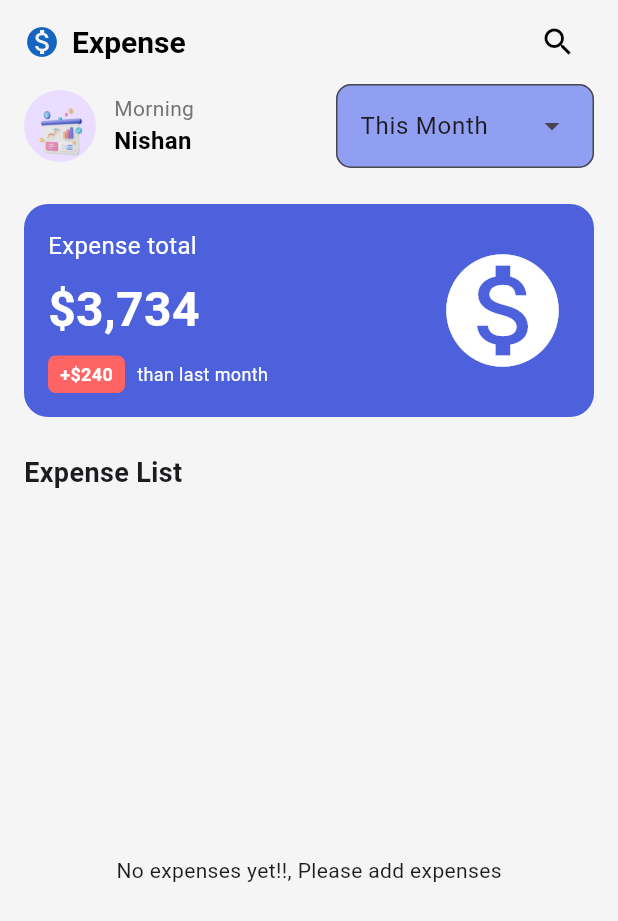
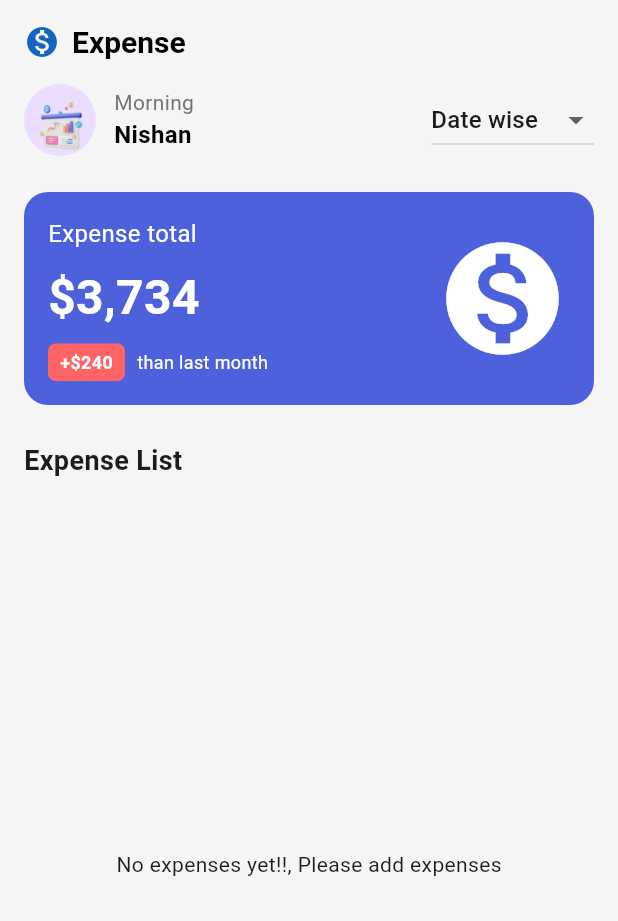
Before and after one commit to Nishan202/expense_tracker_2, a Flutter app: the HomeScreen screen opened by its route, on a phone screen of 412 x 824 dp. Shown: the top 921 px of the screen. Run offline on Flutter 3.47's test engine with Material 3 defaults, Android fonts, the phone set to English and light mode, and no system bars; our stand-ins replace flutter_bloc, shared_preferences, sqflite; missing offline and left inert: d_chart; accounts and stored records are empty.

Commit message:
Data filtering done

```diff
--- a/lib/data/database/db_helper.dart
+++ b/lib/data/database/db_helper.dart
@@ -146,7 +146,7 @@ class DBHelper {
     // var sprefer = await SharedPreferences.getInstance();
     // int uID = sprefer.getInt('UID') ?? 0;
     // List<Map<String, dynamic>> mData = await db.query(EXPENSE_TABLE, where: "$COLUMN_FK_USER_ID = ?", whereArgs: [uID]);
-    List<Map<String, dynamic>> mData = await db.query(EXPENSE_TABLE);
+    List<Map<String, dynamic>> mData = await db.query(EXPENSE_TABLE, orderBy: "$COLUMN_EXPENSE_DATE DESC");
     List<ExpenseDataModel> expenses = [];
     for(int i=0; i<mData.length; i++){
       ExpenseDataModel dataModel = ExpenseDataModel.fromMap(mData[i]);
--- /dev/null
+++ b/lib/data/remote/models/expense_filter_model.dart
@@ -0,0 +1,9 @@
+import 'package:expense_tracker_2/data/remote/models/expense_data_model.dart';
+
+class ExpenseFilterModel {
+  String expenseType;
+  num balance;
+  List<ExpenseDataModel> allExpense;
+
+  ExpenseFilterModel({required this.expenseType, required this.balance, required this.allExpense});
+}
--- a/lib/data/state_management/expense/expense_bloc.dart
+++ b/lib/data/state_management/expense/expense_bloc.dart
@@ -1,27 +1,94 @@
 import 'package:expense_tracker_2/data/database/db_helper.dart';
 import 'package:expense_tracker_2/data/remote/models/expense_data_model.dart';
+import 'package:expense_tracker_2/data/remote/models/expense_filter_model.dart';
 import 'package:expense_tracker_2/data/state_management/expense/expense_event_bloc.dart';
 import 'package:expense_tracker_2/data/state_management/expense/expense_state_bloc.dart';
 import 'package:flutter_bloc/flutter_bloc.dart';
+import 'package:intl/intl.dart';
 
-class ExpenseBloc extends Bloc<ExpenseEventBloc, ExpenseStateBloc>{
+class ExpenseBloc extends Bloc<ExpenseEventBloc, ExpenseStateBloc> {
   DBHelper dbHelper;
-  ExpenseBloc({required this.dbHelper}) : super(ExpenseInitialState()){
+  DateFormat df = DateFormat.yMMMd();
+  // DateFormat mf = DateFormat.yMMM();
+  ExpenseBloc({required this.dbHelper}) : super(ExpenseInitialState()) {
     on<FetchInitialExpenses>((event, emit) async {
       emit(ExpenseLoadingState());
       List<ExpenseDataModel> allExpenses = await dbHelper.fetchAllExpenses();
       emit(ExpenseLoadedState(expModel: allExpenses));
     });
 
+    on<FetchFilteredExpenses>((event, emit) async {
+      emit(ExpenseLoadingState());
+      List<ExpenseDataModel> allExpenses = await dbHelper.fetchAllExpenses();
+
+      if(event.filterType == 0){
+        df = DateFormat.yMMMd();
+      } else if (event.filterType == 1) {
+        df = DateFormat.yMMM();
+      } else if (event.filterType == 2) {
+        df = DateFormat.y();
+      }
+      emit(ExpenseFilterLoadedState(mFilteredExpense: filterExpense(allExpenses)));
+    });
+
     on<AddExpenseData>((event, emit) async {
       emit(ExpenseLoadingState());
       bool check = await dbHelper.addExpense(newExpense: event.expenses);
-      if(check){
+      if (check) {
         List<ExpenseDataModel> allExpenses = await dbHelper.fetchAllExpenses();
         emit(ExpenseLoadedState(expModel: allExpenses));
-      } else{
+        emit(ExpenseFilterLoadedState(mFilteredExpense: filterExpense(allExpenses)));
+      } else {
         emit(ExpenseErrorState(errorMessage: "Expense not added"));
       }
     });
   }
+
+  // Filter data date wise
+    List<ExpenseFilterModel> filterExpense(List<ExpenseDataModel> expenses) {
+      List<ExpenseFilterModel> filteredExpenses = [];
+      // when this function will call then first clear previous data from the list
+      // filteredExpenses.clear();
+
+      // filter unique datte
+      List<String> uniqueDates = [];
+      for (ExpenseDataModel eachExp in expenses) {
+        String eachDate = df.format(DateTime.fromMillisecondsSinceEpoch(int.parse(eachExp.date)));
+        if (!uniqueDates.contains(eachDate)) {
+          uniqueDates.add(eachDate);
+        }
+      }
+
+      print(uniqueDates);
+
+      // check each date expenses
+      for (String eachDate in uniqueDates) {
+        num balance = 0.0;
+        List<ExpenseDataModel> eachDateExp = []; // will add each date expense in this list
+        for (ExpenseDataModel eachExp in expenses) {
+          String eachExpDate = df.format(
+              DateTime.fromMillisecondsSinceEpoch(int.parse(eachExp.date)));
+          if (eachExpDate == eachDate) {
+            eachDateExp.add(eachExp);
+
+            if (eachExp.expenseType == 'Debit') {
+              balance = balance - eachExp.amount;
+            } else {
+              balance = balance + eachExp.amount;
+            }
+          }
+        }
+
+        print('each date : $eachDate');
+        print('balance : $balance');
+        print('items : ${eachDateExp.length}');
+
+        filteredExpenses.add(ExpenseFilterModel(
+          expenseType: eachDate,
+          balance: balance,
+          allExpense: eachDateExp,
+        ));
+      }
+      return filteredExpenses;
+    }
 }
--- a/lib/data/state_management/expense/expense_event_bloc.dart
+++ b/lib/data/state_management/expense/expense_event_bloc.dart
@@ -4,6 +4,11 @@ sealed class ExpenseEventBloc {}
 
 class FetchInitialExpenses extends ExpenseEventBloc{}
 
+class FetchFilteredExpenses extends ExpenseEventBloc{
+  int filterType;
+  FetchFilteredExpenses({required this.filterType});
+}
+
 class AddExpenseData extends ExpenseEventBloc{
   ExpenseDataModel expenses;
   AddExpenseData({required this.expenses});
--- a/lib/data/state_management/expense/expense_state_bloc.dart
+++ b/lib/data/state_management/expense/expense_state_bloc.dart
@@ -1,4 +1,5 @@
  import 'package:expense_tracker_2/data/remote/models/expense_data_model.dart';
+import 'package:expense_tracker_2/data/remote/models/expense_filter_model.dart';
 
 sealed class ExpenseStateBloc {}
 
@@ -8,6 +9,12 @@ final class ExpenseLoadedState extends ExpenseStateBloc{
   List<ExpenseDataModel> expModel;
   ExpenseLoadedState({required this.expModel});
 }
+
+final class ExpenseFilterLoadedState extends ExpenseStateBloc{
+  List<ExpenseFilterModel> mFilteredExpense;
+  ExpenseFilterLoadedState({required this.mFilteredExpense});
+}
+
 final class ExpenseErrorState extends ExpenseStateBloc{
   String errorMessage;
   ExpenseErrorState({required this.errorMessage});
--- a/lib/ui/screens/home_screen.dart
+++ b/lib/ui/screens/home_screen.dart
@@ -1,15 +1,11 @@
-import 'dart:math';
-
 import 'package:expense_tracker_2/data/remote/models/expense_data_model.dart';
+import 'package:expense_tracker_2/data/remote/models/expense_filter_model.dart';
 import 'package:expense_tracker_2/data/remote/models/user_data_model.dart';
 import 'package:expense_tracker_2/data/state_management/auth/signup_bloc.dart';
 import 'package:expense_tracker_2/data/state_management/auth/signup_state_bloc.dart';
 import 'package:expense_tracker_2/data/state_management/expense/expense_bloc.dart';
 import 'package:expense_tracker_2/data/state_management/expense/expense_event_bloc.dart';
 import 'package:expense_tracker_2/data/state_management/expense/expense_state_bloc.dart';
-import 'package:expense_tracker_2/domain/app_routes.dart';
-import 'package:expense_tracker_2/ui/screens/notification_screen.dart';
-import 'package:expense_tracker_2/ui/screens/statistics_screen.dart';
 import 'package:expense_tracker_2/ui/widgets/expense_details.dart';
 import 'package:expense_tracker_2/ui/widgets/expense_item.dart';
 import 'package:flutter/material.dart';
@@ -25,68 +21,59 @@ class HomeScreen extends StatefulWidget {
 }
 
 class _HomeScreenState extends State<HomeScreen> {
-  List<String> monthDropdownMenu = <String>['This Month', 'February', 'March', 'April'];
+  // List<String> monthDropdownMenu = <String>['Date wise', 'Month wise', 'Year wise']; // for expense type
+  String selectedFilter = "Date wise";
+  List<ExpenseFilterModel> filteredExpenses = [];
   DateFormat df = DateFormat.yMMMd();
-  // List<Map<String, dynamic>> expenseList = [
-  //   {
-  //     "date": "Tuesday, 14",
-  //     "totalAmount": -1380,
-  //     "items": [
-  //       {
-  //         'icon': Icons.shopping_cart,
-  //         // "color" : Colors.amber,
-  //         "title": "Shop",
-  //         "description": "Buy new clothes",
-  //         "amount": -90,
-  //       },
-  //       {
-  //         'icon': Icons.phone_iphone,
-  //         "color": Colors.green[200],
-  //         "title": "Electronic",
-  //         "description": "Buy new iPhone 14",
-  //         "amount": -190,
-  //       },
-  //     ],
-  //   },
-  //   {
-  //     "date": "Monday, 13",
-  //     "totalAmount": -1260,
-  //     "items": [
-  //       {
-  //         'icon': Icons.card_travel,
-  //         "color": Colors.purple[100],
-  //         "title": "Transportation",
-  //         "description": "Trip to Malang",
-  //         "amount": -60,
-  //       },
-  //     ],
-  //   },
-  //   {
-  //     "date": "Tuesday, 14",
-  //     "totalAmount": -1380,
-  //     "items": [
-  //       {
-  //         'icon': Icons.shopping_cart,
-  //         "color": Colors.blue[200],
-  //         "title": "Shop",
-  //         "description": "Buy new clothes",
-  //         "amount": -90,
-  //       },
-  //       {
-  //         'icon': Icons.phone_iphone,
-  //         "color": Colors.red[100],
-  //         "title": "Electronic",
-  //         "description": "Buy new iPhone 14",
-  //         "amount": -190,
-  //       },
-  //     ],
-  //   },
-  // ];
+
+/*
+// Filter data date wise
+  void filterExpenseDatewise({required List<ExpenseDataModel> expenses}){
+  // when this function will call then first clear previous data from the list
+  filteredExpenses.clear();
+
+  // filter unique date
+  List<String> uniqueDates = [];
+  for(ExpenseDataModel eachExp in expenses){
+    String eachDate = df.format(DateTime.fromMillisecondsSinceEpoch(int.parse(eachExp.date)));
+    if(!uniqueDates.contains(eachDate)){
+      uniqueDates.add(eachDate);
+    }
+  }
+
+  print(uniqueDates);
+
+  // check each date expenses
+  for(String eachDate in uniqueDates){
+    num balance = 0.0;
+    List<ExpenseDataModel> eachDateExp = []; // will add each date expense in this list
+    for(ExpenseDataModel eachExp in expenses){
+      String eachExpDate = df.format(DateTime.fromMillisecondsSinceEpoch(int.parse(eachExp.date)));
+      if(eachExpDate == eachDate){
+        eachDateExp.add(eachExp);
+
+        if(eachExp.expenseType == 'Debit'){
+          balance = balance - eachExp.amount;
+        } else{
+          balance = balance + eachExp.amount;
+        }
+      }
+    }
+
+    print('each date : $eachDate');
+    print('balance : $balance');
+    print('items : ${eachDateExp.length}');
+
+    filteredExpenses.add(ExpenseFilterModel(expenseType: eachDate, balance: balance, allExpense: eachDateExp,));
+  }
+}
+
+*/
 
   @override
   void initState() {
     super.initState();
-    context.read<ExpenseBloc>().add(FetchInitialExpenses());
+    context.read<ExpenseBloc>().add(FetchFilteredExpenses(filterType: 0));
   }
 
 
@@ -115,13 +102,13 @@ class _HomeScreenState extends State<HomeScreen> {
                 ),
               ],
             ),
-            IconButton(
-              onPressed: () {},
-              icon: Icon(
-                Icons.search,
-                color: Colors.black,
-              ),
-            ),
+            // IconButton(
+            //   onPressed: () {},
+            //   icon: Icon(
+            //     Icons.search,
+            //     color: Colors.black,
+            //   ),
+            // ),
           ],
         ),
       ),
@@ -169,35 +156,44 @@ class _HomeScreenState extends State<HomeScreen> {
                     ),
                   ],
                 ),
-                // DropdownButton<String>(
-                //   value: dropDownValue,
-                //   items: month.map<DropdownMenuItem<String>>((String value) {
-                //     return DropdownMenuItem<String>(
-                //       value: value,
-                //       child: Text(value),
-                //     );
+                DropdownButton<String>(
+                  value: selectedFilter,
+                  onChanged: (String? newValue) {
+                    int selectedType=0;
+                    if(newValue=="Date wise"){
+                      selectedType=0;
+                    } else if(newValue=="Month wise"){
+                      selectedType=1;
+                    } else if(newValue=="Year wise") {
+                      selectedType=2;
+                    } else {
+                      selectedType=3;
+                    }
+                    context.read<ExpenseBloc>().add(FetchFilteredExpenses(filterType: selectedType));
+                    setState(() {
+                      selectedFilter = newValue!;
+                    });
+                  },
+                  items: <String>["Date wise", "Month wise", "Year wise"].map<DropdownMenuItem<String>>((String value) {
+                    return DropdownMenuItem<String>(
+                      value: value,
+                      child: Text(value),
+                    );
+                  }).toList(),
+                ),
+                // DropdownMenu(
+                //   menuStyle: const MenuStyle(
+                //       // fixedSize: WidgetStatePropertyAll(Size.fromHeight(30)),
+                //         backgroundColor: WidgetStatePropertyAll(Color.fromARGB(255, 185, 193, 235))),
+                //     inputDecorationTheme: InputDecorationTheme(fillColor: Color.fromARGB(255, 144, 159, 242),
+                //         filled: true,
+                //         border: OutlineInputBorder(borderRadius: BorderRadius.circular(10))),
+                //   initialSelection: monthDropdownMenu[0],
+                //   dropdownMenuEntries: monthDropdownMenu.map((value) {
+                //     return DropdownMenuEntry(value: value, label: value);
                 //   }).toList(),
-                //   onChanged: (value) {
-                //     setState(() {
-                //       dropDownValue = value!;
-                //     });
-                //   },
-                // ),
-                DropdownMenu(
-                  menuStyle: const MenuStyle(
-                      // fixedSize: WidgetStatePropertyAll(Size.fromHeight(30)),
-                        backgroundColor: WidgetStatePropertyAll(
-                            Color.fromARGB(255, 185, 193, 235))),
-                    inputDecorationTheme: InputDecorationTheme(
-                        fillColor: Color.fromARGB(255, 144, 159, 242),
-                        filled: true,
-                        border: OutlineInputBorder(
-                            borderRadius: BorderRadius.circular(10))),
-                  initialSelection: monthDropdownMenu[0],
-                  dropdownMenuEntries: monthDropdownMenu.map((value) {
-                    return DropdownMenuEntry(value: value, label: value);
-                  }).toList(),
-                )
+                //   // onSelected: context.read<ExpenseBloc>().add(FetchFilteredExpenses(filterType: 0)),
+                // )
               ],
             ),
             const SizedBox(
@@ -284,21 +280,7 @@ class _HomeScreenState extends State<HomeScreen> {
             ),
             const SizedBox(height: 8),
             Expanded(
-              // child: ListView.builder(
-              //   itemCount: expenseList.length,
-              //   itemBuilder: (_, index) {
-              //     return ExpenseItem(
-              //       date: expenseList[index]['date'],
-              //       totalAmount: expenseList[index]['totalAmount'].toString(),
-              //       expenseItemDetails: expenseList[index]['items'],
-              //     );
-              //   },
-              // ),
               child: BlocBuilder<ExpenseBloc, ExpenseStateBloc>(builder: (ctx, state){
-                // List<ExpenseDataModel> allExpenses = state.expModel;
-                // return allExpenses.isNotEmpty ? ListView.builder(itemCount: allExpenses.length, itemBuilder: (_ , index){
-                //   return ExpenseItem(date: allExpenses[index].date.toString(), totalAmount: allExpenses[index].amount.toString(), expenseItemDetails: ExpenseDetails(icon: icon, title: title, description: description, amount: amount))
-                // }) : Center(child: Text('No expenses yet!!, Please add expenses'),);
                 if(state is  ExpenseLoadingState){
                   return Center(child: CircularProgressIndicator(),);
                 }
@@ -307,17 +289,15 @@ class _HomeScreenState extends State<HomeScreen> {
                   return Center(child: Text(state.errorMessage),);
                 }
 
-                if(state is ExpenseLoadedState){
-                  List<ExpenseDataModel> allExpenses = state.expModel;
+                if(state is ExpenseFilterLoadedState){
+                  // filterExpenseDatewise(expenses: state.expModel);
+                  List<ExpenseFilterModel> allExpenses = state.mFilteredExpense;
                   return allExpenses.isNotEmpty ? ListView.builder(itemCount: allExpenses.length, itemBuilder: (_ , index){
-                    final expense = allExpenses[index];
-                    // return ExpenseItem(date: expense.date, totalAmount: expense.balance.toString(), expenseItemDetails: ExpenseDetails(icon: Image.asset(CategoryIcons.mCategory.where((eachCat){
-                    //   return eachCat.cId == expense.categoryId;
-                    // }).toList()[0].imageIcon), title: title, description: description, amount: amount));
-                    return ExpenseItem(date: df.format(DateTime.fromMillisecondsSinceEpoch(int.parse(expense.date))), totalAmount: expense.balance.toString(),);
+                    // final expense = allExpenses[index];
+                    return ExpenseItem(date: allExpenses[index].expenseType, totalAmount: allExpenses[index].balance, expenseItemDetails: allExpenses[index].allExpense);
                   }) : const Center(child: Text('No expenses yet!!, Please add expenses'),);
                 }
-
+                // If above if condition are fails then we execute empty container
                 return Container();
               }),
             ),
--- a/lib/ui/widgets/expense_details.dart
+++ b/lib/ui/widgets/expense_details.dart
@@ -1,5 +1,7 @@
 import 'dart:math';
 
+import 'package:expense_tracker_2/data/remote/models/expense_data_model.dart';
+import 'package:expense_tracker_2/data/remote/models/expense_filter_model.dart';
 import 'package:flutter/material.dart';
 
 class ExpenseDetails extends StatelessWidget {
@@ -7,7 +9,7 @@ class ExpenseDetails extends StatelessWidget {
   // final Color? color;
   final String title;
   final String description;
-  final String amount;
+  final num amount;
   const ExpenseDetails(
       {super.key,
       required this.imageIcon,
@@ -60,7 +62,7 @@ class ExpenseDetails extends StatelessWidget {
             style: TextStyle(
               fontWeight: FontWeight.bold,
               fontSize: 16,
-              color: Colors.red[400],
+              color: Colors.green[400]
             ),
           ),
         ],
--- a/pubspec.yaml
+++ b/pubspec.yaml
@@ -41,6 +41,8 @@ dependencies:
   shared_preferences: ^2.3.5
   flutter_bloc: ^9.0.0
   intl: ^0.20.2
+  d_chart: ^2.10.2
+  flutter_launcher_icons: ^0.14.3
 
 dev_dependencies:
   flutter_test:
```
Also changed, not shown: lib/ui/screens/add_expense_screen.dart (+8 -7 lines), lib/ui/screens/statistics_screen.dart (+29 -1 lines), lib/ui/widgets/expense_item.dart (+13 -37 lines), pubspec.lock.
